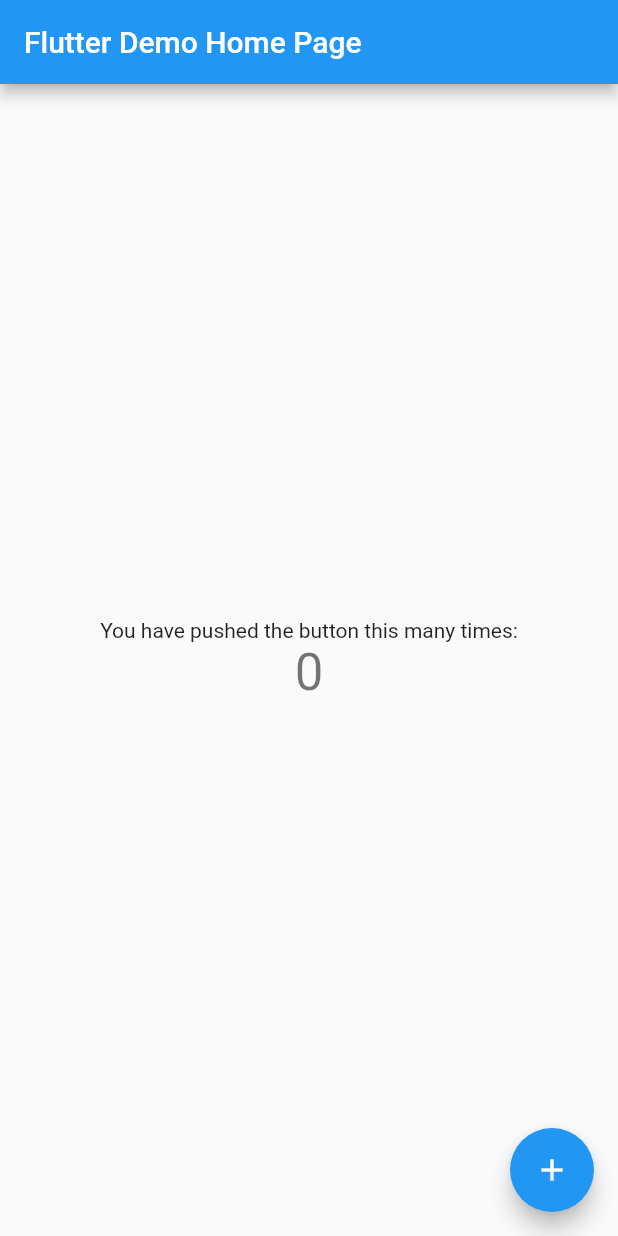
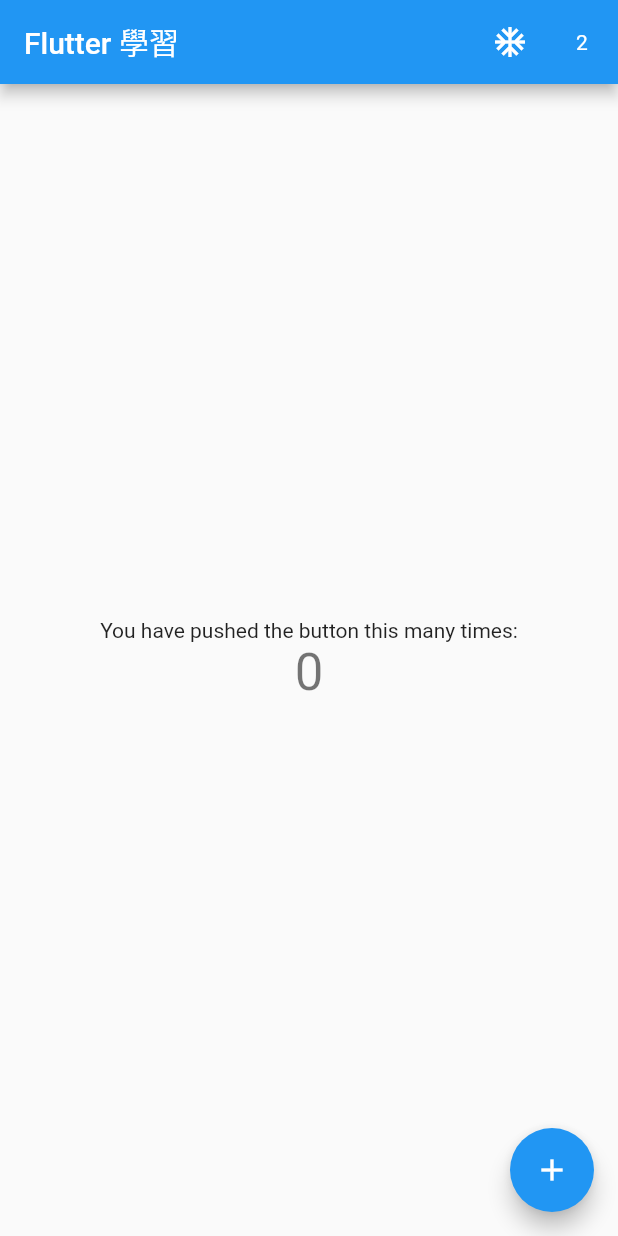
Before and after one commit to wei2419/FlutterProject, a Flutter app: the screen it shows after launch, on a phone screen of 412 x 824 dp. Run offline on Flutter 3.47's test engine with Material 2 defaults, Android fonts, the phone set to English and light mode, and no system bars.

```diff
--- a/bookkeeping/lib/main.dart
+++ b/bookkeeping/lib/main.dart
@@ -9,7 +9,7 @@ class MyApp extends StatelessWidget {
   @override
   Widget build(BuildContext context) {
     return MaterialApp(
-      title: 'Flutter Demo123',
+      title: 'Flutter Demo',
       theme: ThemeData(
         // This is the theme of your application.
         //
@@ -22,7 +22,7 @@ class MyApp extends StatelessWidget {
         // is not restarted.
         primarySwatch: Colors.blue,
       ),
-      home: MyHomePage(title: 'Flutter Demo Home Page'),
+      home: MyHomePage(title: 'Flutter 學習'),
     );
   }
 }
@@ -72,6 +72,14 @@ class _MyHomePageState extends State<MyHomePage> {
         // Here we take the value from the MyHomePage object that was created by
         // the App.build method, and use it to set our appbar title.
         title: Text(widget.title),
+        actions: [
+          IconButton(
+              onPressed: (){},
+              icon: Icon(Icons.ac_unit)),
+          IconButton(
+              onPressed: (){},
+              icon: Text("2")),
+        ],
       ),
       body: Center(
         // Center is a layout widget. It takes a single child and positions it
--- a/bookkeeping/pubspec.yaml
+++ b/bookkeeping/pubspec.yaml
@@ -28,6 +28,8 @@ dependencies:
   # The following adds the Cupertino Icons font to your application.
   # Use with the CupertinoIcons class for iOS style icons.
   cupertino_icons: ^1.0.2
+  sqflite: ^1.3.0
+  path_provider: 2.0.2
 
 dev_dependencies:
   flutter_test:
```
Also changed, not shown: bookkeeping/pubspec.lock.
